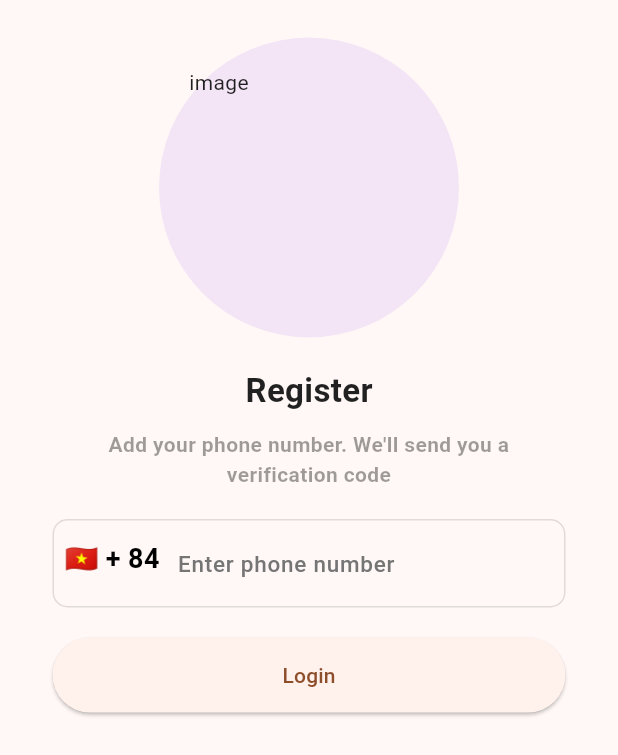
After one commit to Hai-Ba-Con-Ga/MomKitchen.Mobile, a Flutter app: the SignInPhonePage screen opened by its route, after a tap on "Login", on a phone screen of 412 x 824 dp. The commit adds this screen. Shown: the top 755 px of the screen. Run offline on Flutter 3.47's test engine with Material 2 defaults, Android fonts, the phone set to English and light mode, and no system bars; our stand-ins replace country_picker, dio, firebase_auth, firebase_core, firebase_messaging, flutter_bloc and 6 more; accounts and stored records are empty; network calls fail; Roboto replaces fonts that are missing (Signika); project files that could hold a hidden picture were left out.

Commit message:
(+) first login phone

```diff
--- a/lib/bloc/auth/auth_bloc.dart
+++ b/lib/bloc/auth/auth_bloc.dart
@@ -1,9 +1,16 @@
 import 'package:firebase_auth/firebase_auth.dart';
+import 'package:firebase_messaging/firebase_messaging.dart';
+import 'package:flutter/material.dart';
+import 'package:google_sign_in/google_sign_in.dart';
 
+import '../../otp_screen.dart';
+import '../../services/phone_service.dart';
+import '../../utils/utils.dart';
 import '../bloc.dart';
 
 class AuthBloc extends BaseCubit {
   AuthBloc() : super(InitialState());
+  FirebaseAuth auth = FirebaseAuth.instance;
 
   void init() {}
 
@@ -43,7 +50,8 @@ class AuthBloc extends BaseCubit {
         confirmPassword: confirmPassword,
       );
       if (validateMessage.isEmpty) {
-        final userCredential = await FirebaseAuth.instance.createUserWithEmailAndPassword(
+        final userCredential =
+            await FirebaseAuth.instance.createUserWithEmailAndPassword(
           email: email,
           password: password,
         );
@@ -87,7 +95,8 @@ class AuthBloc extends BaseCubit {
           isLoading: true,
         ),
       );
-      final userCredential = await FirebaseAuth.instance.signInWithEmailAndPassword(
+      final userCredential =
+          await FirebaseAuth.instance.signInWithEmailAndPassword(
         email: email,
         password: password,
       );
@@ -112,4 +121,133 @@ class AuthBloc extends BaseCubit {
       );
     }
   }
+
+  Future<void> loginWithGoogle() async {
+    try {
+      emit(
+        CommonState(
+          null,
+          isLoading: true,
+        ),
+      );
+      FirebaseAuth auth = FirebaseAuth.instance;
+      final GoogleSignIn googleSignIn = GoogleSignIn();
+      final GoogleSignInAccount? googleUser = await googleSignIn.signIn();
+
+      final GoogleSignInAuthentication? googleAuth =
+          await googleUser?.authentication;
+
+      final AuthCredential authCredential = GoogleAuthProvider.credential(
+          accessToken: googleAuth?.accessToken, idToken: googleAuth?.idToken);
+
+      final credential = await auth.signInWithCredential(authCredential);
+
+      emit(
+        CommonState(
+          credential,
+          isLoading: false,
+        ),
+      );
+    } catch (e) {
+      var exceptionMessage = 'Unknown Error';
+
+      if (e is FirebaseAuthException) {
+        exceptionMessage = e.code;
+      }
+
+      emit(
+        CommonState(
+          null,
+          errorMessage: exceptionMessage,
+        ),
+      );
+    }
+  }
+
+  Future<void> loginWithPhone(
+      {required BuildContext context, required String phoneNumber}) async {
+    try {
+      emit(
+        CommonState(
+          null,
+          isLoading: true,
+        ),
+      );
+
+      await auth.verifyPhoneNumber(
+        phoneNumber: phoneNumber,
+        verificationCompleted: (PhoneAuthCredential credential) async {
+          await auth.signInWithCredential(credential);
+        },
+        verificationFailed: (FirebaseAuthException e) {
+          if (e.code == 'invalid-phone-number') {
+            print('The provided phone number is not valid.');
+          }
+        },
+        //
+        codeSent: (verificationId, forceResendingToken) async {
+          await Navigator.push(
+            context,
+            MaterialPageRoute(
+              builder: (context) => OtpScreen(verificationId: verificationId),
+            ),
+          );
+        },
+        codeAutoRetrievalTimeout: (String verificationId) {},
+      );
+    } catch (e) {
+      var exceptionMessage = 'Unknown Error';
+
+      if (e is FirebaseAuthException) {
+        exceptionMessage = e.code;
+      }
+
+      emit(
+        CommonState(
+          null,
+          errorMessage: exceptionMessage,
+        ),
+      );
+    }
+  }
+
+  void verifyOtp({
+    required BuildContext context,
+    required String verificationId,
+    required String userOtp,
+    required Function onSuccess,
+  }) async {
+    emit(
+      CommonState(
+        null,
+        isLoading: false,
+      ),
+    );
+    try {
+      PhoneAuthCredential creds = PhoneAuthProvider.credential(
+          verificationId: verificationId, smsCode: userOtp);
+      var user = (await auth.signInWithCredential(creds)).user;
+      if (user != null) {
+        print("KHONG NULL -------------------------------");
+        // final firebaseMessaging = FirebaseMessaging.instance;
+        // await firebaseMessaging.requestPermission();
+        // final fcmToken = await firebaseMessaging.getToken();
+        // final idToken = await auth.currentUser?.getIdToken();
+        String idToken = '';
+        String fcmtoken = '';
+        ApiResponse r = UserService().getUser(idToken, fcmtoken) as ApiResponse;
+        print(" -------------------THANH CONG ROI------------------------");
+        print(r.message);
+        onSuccess();
+      }
+      emit(
+        CommonState(
+          creds,
+          isLoading: false,
+        ),
+      );
+    } on FirebaseAuthException catch (e) {
+      showSnackBar(context, e.message.toString());
+    }
+  }
 }
--- a/lib/main.dart
+++ b/lib/main.dart
@@ -2,6 +2,7 @@ import 'package:flutter/material.dart';
 import 'app.dart';
 import 'dependencies.dart';
 import 'package:firebase_core/firebase_core.dart';
+import 'firebase_noti.dart';
 import 'firebase_options.dart';
 
 void main() async {
@@ -17,4 +18,5 @@ Future<void> _initApp() async {
     options: DefaultFirebaseOptions.currentPlatform,
   );
   await AppDependencies.initialize();
+  await FirebaseNotification().initNotifications();
 }
--- a/lib/router/router.dart
+++ b/lib/router/router.dart
@@ -4,6 +4,7 @@ import 'package:go_router/go_router.dart';
 import '../view/page/home_page.dart';
 import '../view/page/sign_up_page.dart';
 import '../view/page/SC001_login_page.dart';
+import '../view/page/sign_in_phone.dart';
 import '../view/page/user_page.dart';
 import '../view/widgets/base_scaffold.dart';
 import 'router_key_management.dart';
@@ -11,6 +12,7 @@ import 'router_key_management.dart';
 class AppPath {
   static const String login = '/login';
   static const String signUp = '/signUp';
+  static const String signUpPhone = '/signUpPhone';
   static const String home = '/home';
   static const String favorite = '/favorite';
   static const String notification = '/notification';
@@ -37,6 +39,14 @@ class AppRouter {
           state,
         ) =>
             const SignUpPage(),
+      ),
+      GoRoute(
+        path: AppPath.signUpPhone,
+        builder: (
+          context,
+          state,
+        ) =>
+            const SignInPhonePage(),
       ),
       ShellRoute(
         navigatorKey: RouterKeyManager.instance.shellNavigatorKey,
--- a/lib/view/page/SC001_login_page.dart
+++ b/lib/view/page/SC001_login_page.dart
@@ -10,7 +10,6 @@ import '../../bloc/auth/auth_bloc.dart';
 import '../../bloc/base_state.dart';
 import '../../router/router.dart';
 import '../widgets/button_orange.dart';
-import 'sign_up_page.dart';
 
 class LoginPage extends StatefulWidget {
   const LoginPage({super.key});
@@ -243,7 +242,7 @@ class _LoginPageState extends State<LoginPage> {
                         const SizedBox(height: 20),
                         GestureDetector(
                           onTap: () => context.go(
-                            AppPath.signUp,
+                            AppPath.signUpPhone,
                           ),
                           child: const Row(
                             mainAxisAlignment: MainAxisAlignment.center,
--- a/lib/view/page/home_page.dart
+++ b/lib/view/page/home_page.dart
@@ -1,4 +1,3 @@
-import 'package:flutter/foundation.dart';
 import 'package:flutter/material.dart';
 import 'package:flutter/widgets.dart';
 import 'package:go_router/go_router.dart';
--- a/lib/view/page/login_page.dart
+++ b/lib/view/page/login_page.dart
@@ -9,7 +9,6 @@ import 'package:go_router/go_router.dart';
 import '../../bloc/auth/auth_bloc.dart';
 import '../../bloc/base_state.dart';
 import '../../router/router.dart';
-import 'sign_up_page.dart';
 
 class LoginPage extends StatefulWidget {
   const LoginPage({super.key});
@@ -216,7 +215,7 @@ class _LoginPageState extends State<LoginPage> {
                     /*other method login*/
                     GestureDetector(
                       onTap: () => context.go(
-                        AppPath.signUp,
+                        AppPath.signUpPhone,
                       ),
                       child: const Row(
                         mainAxisAlignment: MainAxisAlignment.spaceAround,
--- /dev/null
+++ b/lib/view/page/sign_in_phone.dart
@@ -0,0 +1,241 @@
+import 'dart:io';
+
+import 'package:country_picker/country_picker.dart';
+import 'package:flutter/cupertino.dart';
+import 'package:flutter/material.dart';
+import 'package:flutter_bloc/flutter_bloc.dart';
+import 'package:go_router/go_router.dart';
+
+import '../../bloc/auth/auth_bloc.dart';
+import '../../bloc/base_state.dart';
+import '../../router/router.dart';
+
+class SignInPhonePage extends StatefulWidget {
+  const SignInPhonePage({super.key});
+
+  @override
+  State<SignInPhonePage> createState() => _SignInPhonePageState();
+}
+
+class _SignInPhonePageState extends State<SignInPhonePage> {
+  final TextEditingController phoneController = TextEditingController();
+
+  Country selectedCountry = Country(
+    phoneCode: '84',
+    countryCode: 'VN',
+    e164Sc: 0,
+    geographic: true,
+    level: 1,
+    name: 'Vietnam',
+    example: 'Vietnam',
+    displayName: 'Vietnam',
+    displayNameNoCountryCode: 'VN',
+    e164Key: '',
+  );
+
+  final AuthBloc _authBloc = AuthBloc();
+
+  @override
+  Widget build(BuildContext context) {
+    phoneController.selection = TextSelection.fromPosition(
+      TextPosition(
+        offset: phoneController.text.length,
+      ),
+    );
+    return Scaffold(
+        resizeToAvoidBottomInset: false,
+        body: BlocConsumer(
+            bloc: _authBloc,
+            listener: (context, state) {
+              if (state is CommonState) {
+                if (state.model == null) {
+                  if (context.canPop()) {
+                    context.pop();
+                  }
+                  if (state.isLoading) {
+                    showCupertinoDialog(
+                      barrierDismissible: true,
+                      context: context,
+                      builder: (context) => const SizedBox(
+                        // width: 400,
+                        height: 50,
+                        child: Center(
+                          child: CircularProgressIndicator.adaptive(),
+                        ),
+                      ),
+                    );
+                    return;
+                  }
+
+                  if (state.errorMessage?.isNotEmpty ?? false) {
+                    showCupertinoDialog(
+                      context: context,
+                      builder: (context) => Platform.isIOS
+                          ? CupertinoAlertDialog(
+                              actions: [
+                                TextButton(
+                                  onPressed: () => context.pop(),
+                                  child: const Text('OK'),
+                                ),
+                              ],
+                              title: const Text('Error'),
+                              content: Padding(
+                                padding: const EdgeInsets.symmetric(
+                                  vertical: 8.0,
+                                ),
+                                child: Text(state.errorMessage ?? ''),
+                              ),
+                            )
+                          : AlertDialog(
+                              actions: [
+                                TextButton(
+                                  onPressed: () => context.pop(),
+                                  child: const Text('OK'),
+                                ),
+                              ],
+                              title: const Text('Error'),
+                              content: Text(state.errorMessage ?? ''),
+                            ),
+                    );
+                    return;
+                  }
+                }
+                context.go(
+                  AppPath.home,
+                );
+              }
+            },
+            builder: (
+              context,
+              state,
+            ) {
+              return Center(
+                child: Padding(
+                  padding:
+                      const EdgeInsets.symmetric(vertical: 25, horizontal: 35),
+                  child: Column(
+                    children: [
+                      Container(
+                        width: 200,
+                        height: 200,
+                        padding: const EdgeInsets.all(20.0),
+                        decoration: BoxDecoration(
+                          shape: BoxShape.circle,
+                          color: Colors.purple.shade50,
+                        ),
+                        child: const Text(
+                          'image',
+                        ),
+                      ),
+                      const SizedBox(height: 20),
+                      const Text(
+                        'Register',
+                        style: TextStyle(
+                          fontSize: 22,
+                          fontWeight: FontWeight.bold,
+                        ),
+                      ),
+                      const SizedBox(height: 10),
+                      const Text(
+                        "Add your phone number. We'll send you a verification code",
+                        style: TextStyle(
+                          fontSize: 14,
+                          color: Colors.black38,
+                          fontWeight: FontWeight.bold,
+                        ),
+                        textAlign: TextAlign.center,
+                      ),
+                      const SizedBox(height: 20),
+                      TextFormField(
+                        cursorColor: Colors.purple,
+                        controller: phoneController,
+                        style: const TextStyle(
+                          fontSize: 18,
+                          fontWeight: FontWeight.bold,
+                        ),
+                        onChanged: (value) {
+                          setState(() {
+                            phoneController.text = value;
+                          });
+                        },
+                        decoration: InputDecoration(
+                          hintText: 'Enter phone number',
+                          hintStyle: TextStyle(
+                            fontWeight: FontWeight.w500,
+                            fontSize: 15,
+                            color: Colors.grey.shade600,
+                          ),
+                          enabledBorder: OutlineInputBorder(
+                            borderRadius: BorderRadius.circular(10),
+                            borderSide: const BorderSide(color: Colors.black12),
+                          ),
+                          focusedBorder: OutlineInputBorder(
+                            borderRadius: BorderRadius.circular(10),
+                            borderSide: const BorderSide(color: Colors.black12),
+                          ),
+                          prefixIcon: Container(
+                            padding: const EdgeInsets.all(8.0),
+                            child: InkWell(
+                              onTap: () {
+                                showCountryPicker(
+                                    context: context,
+                                    countryListTheme:
+                                        const CountryListThemeData(
+                                      bottomSheetHeight: 550,
+                                    ),
+                                    onSelect: (value) {
+                                      setState(() {
+                                        selectedCountry = value;
+                                      });
+                                    });
+                              },
+                              child: Text(
+                                '${selectedCountry.flagEmoji} + ${selectedCountry.phoneCode}',
+                                style: const TextStyle(
+                                  fontSize: 18,
+                                  color: Colors.black,
+                                  fontWeight: FontWeight.bold,
+                                ),
+                              ),
+                            ),
+                          ),
+                          suffixIcon: phoneController.text.length > 9
+                              ? Container(
+                                  height: 30,
+                                  width: 30,
+                                  margin: const EdgeInsets.all(10.0),
+                                  decoration: const BoxDecoration(
+                                    shape: BoxShape.circle,
+                                    color: Colors.green,
+                                  ),
+                                  child: const Icon(
+                                    Icons.done,
+                                    color: Colors.white,
+                                    size: 20,
+                                  ),
+                                )
+                              : null,
+                        ),
+                      ),
+                      const SizedBox(height: 20),
+                      SizedBox(
+                        width: double.infinity,
+                        height: 50,
+                        child: ElevatedButton(
+                            child: Text('Login'),
+                            onPressed: () => sendPhoneNumber()),
+                      ),
+                    ],
+                  ),
+                ),
+              );
+            }));
+  }
+
+  void sendPhoneNumber() {
+    String phoneNumber = phoneController.text.trim();
+    AuthBloc().loginWithPhone(
+        context: context,
+        phoneNumber: "+${selectedCountry.phoneCode}$phoneNumber");
+  }
+}
```
Also changed, not shown: lib/firebase_noti.dart (added, +23 -0 lines), lib/otp_screen.dart (added, +144 -0 lines), lib/services/phone_service.dart (added, +97 -0 lines), lib/utils/utils.dart (added, +27 -0 lines), lib/view/page/user_page.dart (+5 -7 lines), pubspec.yaml (+8 -0 lines), assets/image1.png (added), assets/image2.png (added), assets/image3.png (added), pubspec.lock, 3 other files.
